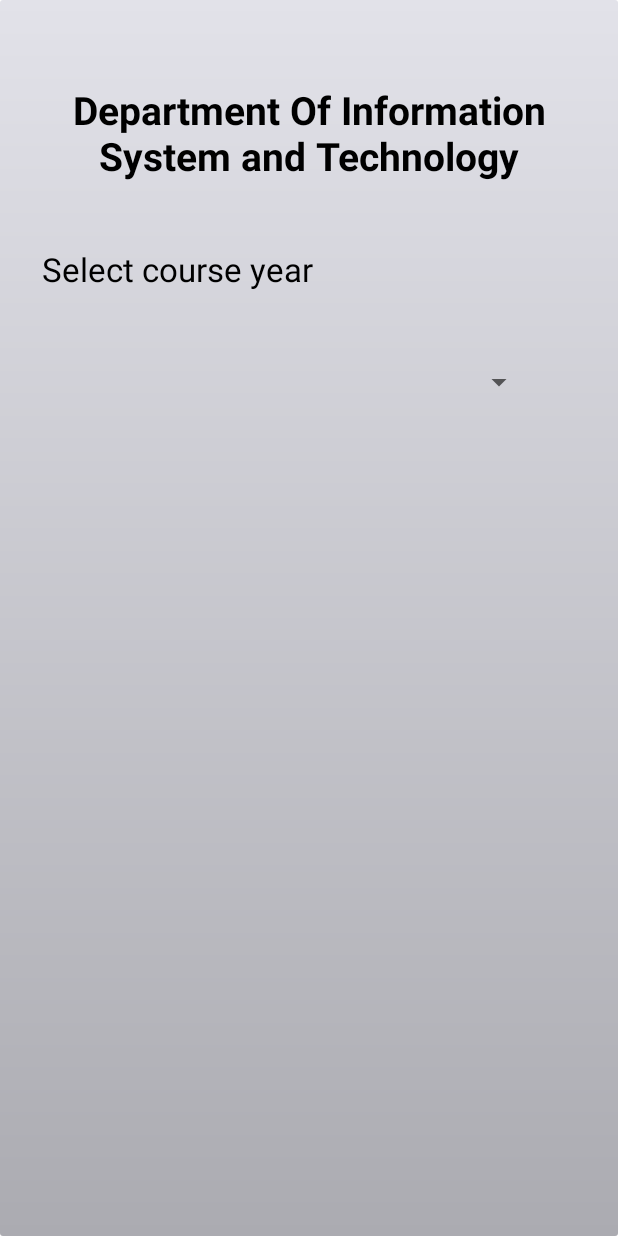
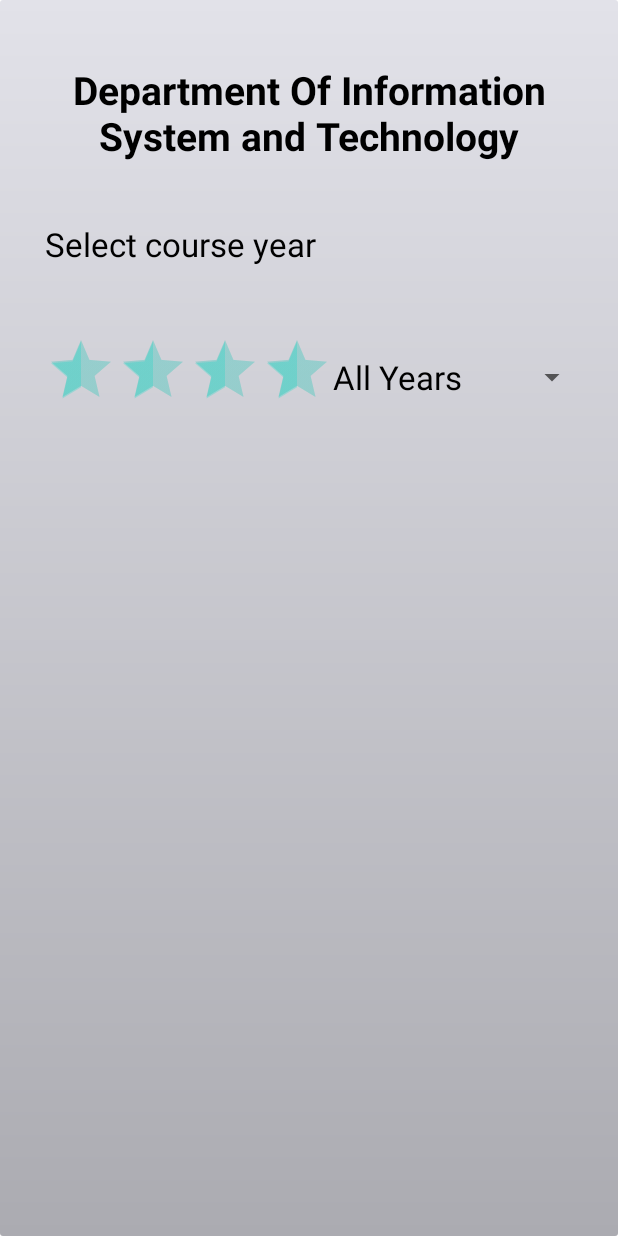
Before and after one commit to ahmettoguz/Course_Offerings, an Android app: the screen it shows after launch (CourseActivity), after a tap on "LOGIN", on a phone screen of 412 x 824 dp. Run offline under Robolectric (Android 15) with nearby library versions, the light colour scheme and no system bars.

Commit message:
Custom spinner is done. Recycler view will be added.

```diff
--- a/app/src/main/java/com/ctis487/ahmetoguzergin/hw2/Course.java
+++ b/app/src/main/java/com/ctis487/ahmetoguzergin/hw2/Course.java
@@ -9,6 +9,7 @@ public class Course {
     private String description;
 
     private int imgId;
+    private int year;
     private int lectureHour;
     private int quota;
     private int enrolledStuCount;
@@ -17,12 +18,13 @@ public class Course {
 
     private boolean hasLab;
 
-    public Course(String code, String name, ArrayList<Section> sections, String description, int imgId, int lectureHour, int quota, int enrolledStuCount, double credit, boolean hasLab) {
+    public Course(String code, String name, ArrayList<Section> sections, String description, int imgId, int year, int lectureHour, int quota, int enrolledStuCount, double credit, boolean hasLab) {
         this.code = code;
         this.name = name;
         this.sections = sections;
         this.description = description;
         this.imgId = imgId;
+        this.year = year;
         this.lectureHour = lectureHour;
         this.quota = quota;
         this.enrolledStuCount = enrolledStuCount;
--- a/app/src/main/java/com/ctis487/ahmetoguzergin/hw2/CourseActivity.java
+++ b/app/src/main/java/com/ctis487/ahmetoguzergin/hw2/CourseActivity.java
@@ -5,10 +5,14 @@ import androidx.appcompat.app.AppCompatActivity;
 
 import android.content.pm.ActivityInfo;
 import android.os.Bundle;
+import android.text.Editable;
+import android.text.TextWatcher;
 import android.view.View;
 import android.view.WindowManager;
 
 import com.ctis487.ahmetoguzergin.hw2.databinding.ActivityCourseBinding;
+
+import java.util.ArrayList;
 
 public class CourseActivity extends AppCompatActivity {
     ActivityCourseBinding binding;
@@ -29,5 +33,17 @@ public class CourseActivity extends AppCompatActivity {
 
         // lock orientation
         setRequestedOrientation(ActivityInfo.SCREEN_ORIENTATION_PORTRAIT);
+
+        ArrayList<String> years = new ArrayList<>();
+        years.add("All Years");
+        years.add("First Year");
+        years.add("Second Year");
+        years.add("Third Year");
+        years.add("Fourth Year");
+
+        // Adapter operations for custom spinner
+        custom_Spinner_Adapter adapter = new custom_Spinner_Adapter(this, years);
+        binding.courseSpYear.setAdapter(adapter);
+
     }
 }
--- a/app/src/main/java/com/ctis487/ahmetoguzergin/hw2/MainSys.java
+++ b/app/src/main/java/com/ctis487/ahmetoguzergin/hw2/MainSys.java
@@ -45,7 +45,7 @@ public class MainSys {
         sections.add(s);
 
         //courses with sections
-        Course c1 = new Course("151", "Introduction to Programming", sections, "An introduction to programming from both design and programming standpoints. Syntax and semantics of programming languages, program debugging and testing...", R.drawable.ctis151, 7, 30, 25, 4, true);
+        Course c1 = new Course("151", "Introduction to Programming", sections, "An introduction to programming from both design and programming standpoints. Syntax and semantics of programming languages, program debugging and testing...", R.drawable.ctis151, 1, 7, 30, 25, 4, true);
 
         sections.clear();
         s = new Section("nese", 1);
@@ -53,36 +53,36 @@ public class MainSys {
         s = new Section("ali", 2);
         sections.add(s);
 
-        Course c2 = new Course("166", "Information Technologies", sections, "The basic operating system concepts by using Linux operating system. Linux GUI, kernel, CUI, shells, basic shell programming...", R.drawable.ctis166, 5, 20, 20, 3, true);
+        Course c2 = new Course("166", "Information Technologies", sections, "The basic operating system concepts by using Linux operating system. Linux GUI, kernel, CUI, shells, basic shell programming...", R.drawable.ctis166, 1, 5, 20, 20, 3, true);
 
         sections.clear();
-        Course c3 = new Course("262", "Applied Computer Networks", sections, "This course covers Switching, Routing and Wireless Essentials related topics. The coverd topics include the architecture...", R.drawable.ctis162, 5, 18, 16, 4, true);
+        Course c3 = new Course("262", "Applied Computer Networks", sections, "This course covers Switching, Routing and Wireless Essentials related topics. The coverd topics include the architecture...", R.drawable.ctis162, 2, 5, 18, 16, 4, true);
 
         sections.clear();
         s = new Section("nese", 1);
         sections.add(s);
         s = new Section("nese", 2);
         sections.add(s);
-        Course c4 = new Course("255", "Frontend Web Technologies", sections, "The necessary background information and the technologies to develop and maintain a professional web site. The design...", R.drawable.ctis255, 3, 29, 25, 3, false);
+        Course c4 = new Course("255", "Frontend Web Technologies", sections, "The necessary background information and the technologies to develop and maintain a professional web site. The design...", R.drawable.ctis255, 2, 3, 29, 25, 3, false);
 
         sections.clear();
         s = new Section("nese", 1);
         sections.add(s);
-        Course c5 = new Course("487", "Mobile Application Development", sections, "Technical and business related challenges posed by current mobile devices and wireless...", R.drawable.ctis487, 5, 24, 24, 4, true);
+        Course c5 = new Course("487", "Mobile Application Development", sections, "Technical and business related challenges posed by current mobile devices and wireless...", R.drawable.ctis487, 3, 5, 24, 24, 4, true);
 
         sections.clear();
         s = new Section("ali", 1);
         sections.add(s);
-        Course c6 = new Course("496", "Computer and Network Security", sections, "Theory and practice of computer security, focusing in particular on the security aspects of computing systems. Survey of classical...", R.drawable.ctis496, 3, 18, 17, 3, false);
+        Course c6 = new Course("496", "Computer and Network Security", sections, "Theory and practice of computer security, focusing in particular on the security aspects of computing systems. Survey of classical...", R.drawable.ctis496, 4, 3, 18, 17, 3, false);
 
         sections.clear();
         s = new Section("ali", 1);
         sections.add(s);
         s = new Section("ali", 2);
         sections.add(s);
-        Course c7 = new Course("473", "Cloud Computing Foundations", sections, "Cloud concepts overview. Cloud economics and billing. Overview of cloud security, architecture, pricing and support...", R.drawable.ctis473, 3, 23, 17, 3, false);
+        Course c7 = new Course("473", "Cloud Computing Foundations", sections, "Cloud concepts overview. Cloud economics and billing. Overview of cloud security, architecture, pricing and support...", R.drawable.ctis473, 4, 3, 23, 17, 3, false);
 
-        Collections.addAll(courses, c1, c2, c3, c4, c5,c6,c7);
+        Collections.addAll(courses, c1, c2, c3, c4, c5, c6, c7);
     }
 
     public static void animateTextView(Context ctx, TextView tvTarget) {
@@ -135,4 +135,8 @@ public class MainSys {
         sendIntent.putExtras(sendBundle);
         ctx.startActivity(sendIntent);
     }
+
+    public static ArrayList<Person> getPersons() {
+        return persons;
+    }
 }
--- /dev/null
+++ b/app/src/main/java/com/ctis487/ahmetoguzergin/hw2/custom_Spinner_Adapter.java
@@ -0,0 +1,59 @@
+package com.ctis487.ahmetoguzergin.hw2;
+
+import android.content.Context;
+import android.graphics.Color;
+import android.view.LayoutInflater;
+import android.view.View;
+import android.view.ViewGroup;
+import android.widget.ArrayAdapter;
+import android.widget.LinearLayout;
+import android.widget.RatingBar;
+import android.widget.TextView;
+
+import androidx.annotation.NonNull;
+import androidx.annotation.Nullable;
+
+import java.util.ArrayList;
+
+public class custom_Spinner_Adapter extends ArrayAdapter<String> {
+
+    Context context;
+    ArrayList<String> years;
+
+    public custom_Spinner_Adapter(@NonNull Context context, ArrayList<String> years) {
+        super(context, R.layout.custom_spinner_year, years);
+        this.context = context;
+        this.years = years;
+    }
+
+    @NonNull
+    @Override
+    public View getView(int position, @Nullable View convertView, @NonNull ViewGroup parent) {
+        return prepareView(position, convertView, parent);
+    }
+
+    @Override
+    public View getDropDownView(int position, @Nullable View convertView, @NonNull ViewGroup parent) {
+        return prepareView(position, convertView, parent);
+    }
+
+    private View prepareView(int position, @Nullable View convertView, @NonNull ViewGroup parent) {
+        LayoutInflater inflater = (LayoutInflater) context.getSystemService(Context.LAYOUT_INFLATER_SERVICE);
+        View view = inflater.inflate(R.layout.custom_spinner_year, parent, false);
+
+        LinearLayout ll = view.findViewById(R.id.yearSpinner_ll);
+        RatingBar rb = view.findViewById(R.id.yearSpinner_rb);
+        TextView tv = view.findViewById(R.id.yearSpinner_tv);
+
+        String currentYearStr = years.get(position);
+        int currentYearInt = position;
+        if (position == 0)
+            currentYearInt = 5;
+
+        rb.setRating(currentYearInt);
+        rb.setEnabled(false);
+        tv.setText(currentYearStr);
+
+        return view;
+    }
+}
--- a/app/src/main/res/layout/activity_course.xml
+++ b/app/src/main/res/layout/activity_course.xml
@@ -28,22 +28,24 @@
         android:id="@+id/course_Tv_SpinnerLabel"
         android:layout_width="wrap_content"
         android:layout_height="wrap_content"
-        android:layout_marginStart="28dp"
+        android:layout_marginStart="30dp"
         android:layout_marginBottom="@dimen/component_Margin_Top"
+        android:layout_marginTop="@dimen/component_Margin_Top"
 
         android:text="@string/course_Spinner_Label"
         android:textColor="@color/black"
         android:textSize="@dimen/text_Size"
-        app:layout_constraintBottom_toTopOf="@+id/spinner"
+        app:layout_constraintBottom_toTopOf="@+id/course_Sp_Year"
         app:layout_constraintStart_toStartOf="parent"
         app:layout_constraintTop_toBottomOf="@+id/course_Tv_Title" />
 
     <Spinner
-        android:id="@+id/spinner"
+        android:id="@+id/course_Sp_Year"
         android:layout_width="0dp"
         android:layout_height="wrap_content"
-        android:layout_marginEnd="55dp"
+        android:layout_marginEnd="20dp"
         android:layout_marginBottom="518dp"
+        android:layout_marginTop="@dimen/component_Margin_Top"
         app:layout_constraintBottom_toBottomOf="parent"
         app:layout_constraintEnd_toEndOf="parent"
         app:layout_constraintHorizontal_bias="1.0"
--- /dev/null
+++ b/app/src/main/res/layout/custom_spinner_year.xml
@@ -0,0 +1,24 @@
+<?xml version="1.0" encoding="utf-8"?>
+<LinearLayout xmlns:android="http://schemas.android.com/apk/res/android"
+    android:id="@+id/yearSpinner_ll"
+    android:layout_width="match_parent"
+    android:layout_height="wrap_content">
+
+    <RatingBar
+        android:id="@+id/yearSpinner_rb"
+        android:layout_width="wrap_content"
+        android:layout_height="wrap_content"
+        android:numStars="4"
+        android:rating="1"
+        android:stepSize="1" />
+
+    <TextView
+        android:id="@+id/yearSpinner_tv"
+        android:layout_width="wrap_content"
+        android:layout_height="wrap_content"
+        android:layout_weight="1"
+        android:text="year"
+        android:layout_gravity="center"
+        android:textColor="@color/black"
+        android:textSize="@dimen/text_Size" />
+</LinearLayout>
```
